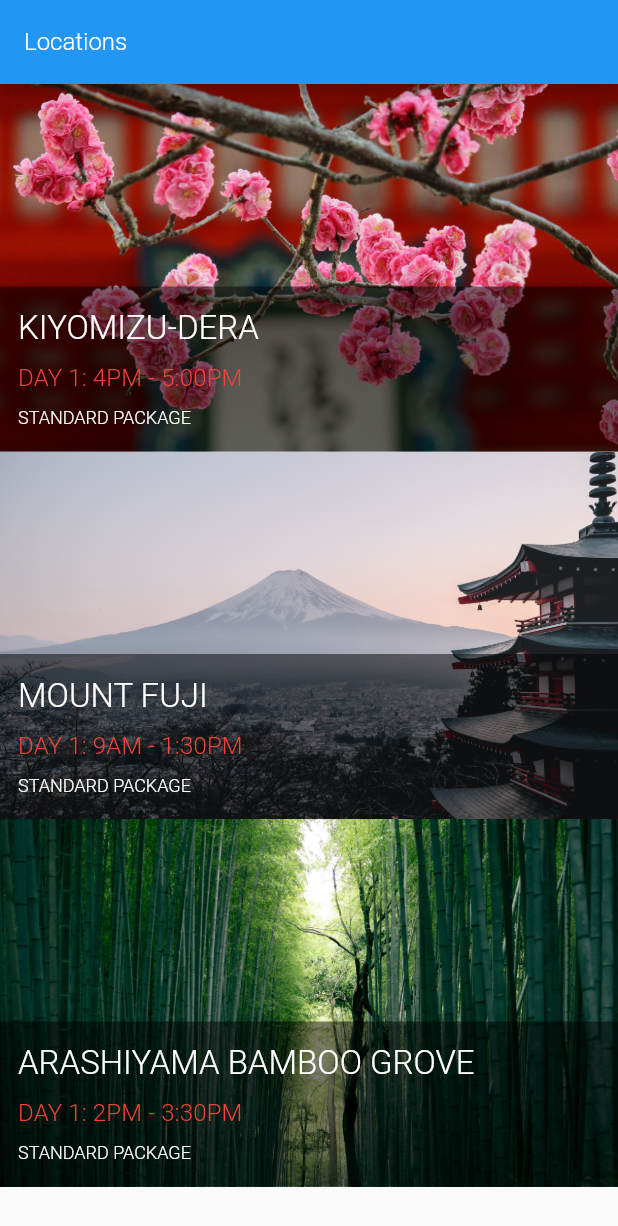
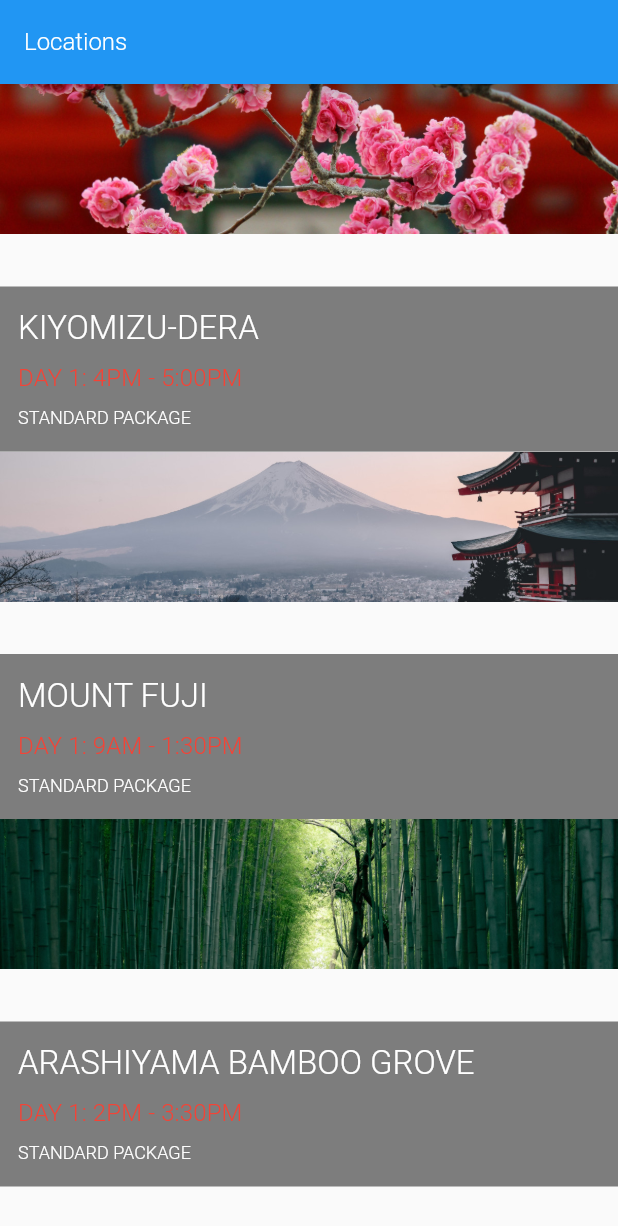
Before and after one commit to ykc12001hk/LearningFlutter, a Flutter app: the screen it shows after launch, on a phone screen of 412 x 824 dp. Shown: the top 1226 px of the screen. Run offline on Flutter 3.47's test engine with Material 2 defaults, Android fonts, the phone set to English and light mode, and no system bars; Roboto replaces fonts that are missing (Montserrat).

Commit message:
100 again

```diff
--- a/lib/widget/image_banner.dart
+++ b/lib/widget/image_banner.dart
@@ -9,7 +9,7 @@ class ImageBanner extends StatelessWidget {
   Widget build(BuildContext context) {
     return Container(
         constraints: BoxConstraints.expand(
-          height: height,
+          height: 100,
         ),
         decoration: BoxDecoration(color: Colors.grey),
         child: Image.asset(assetPath, fit: BoxFit.cover));
```
